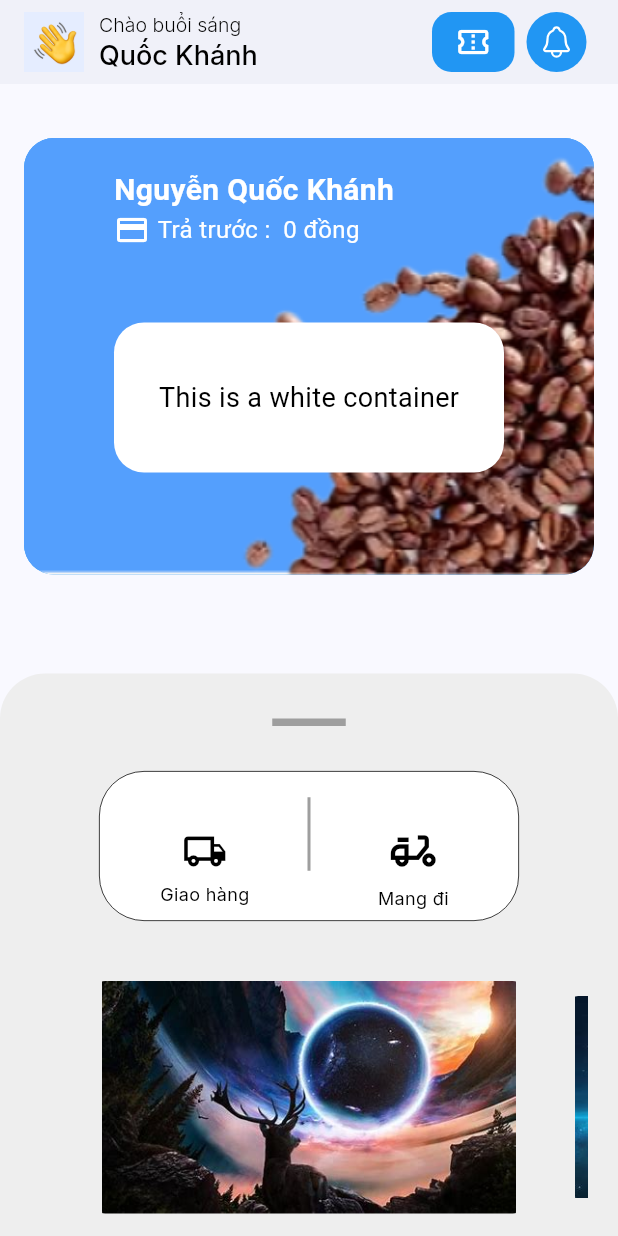
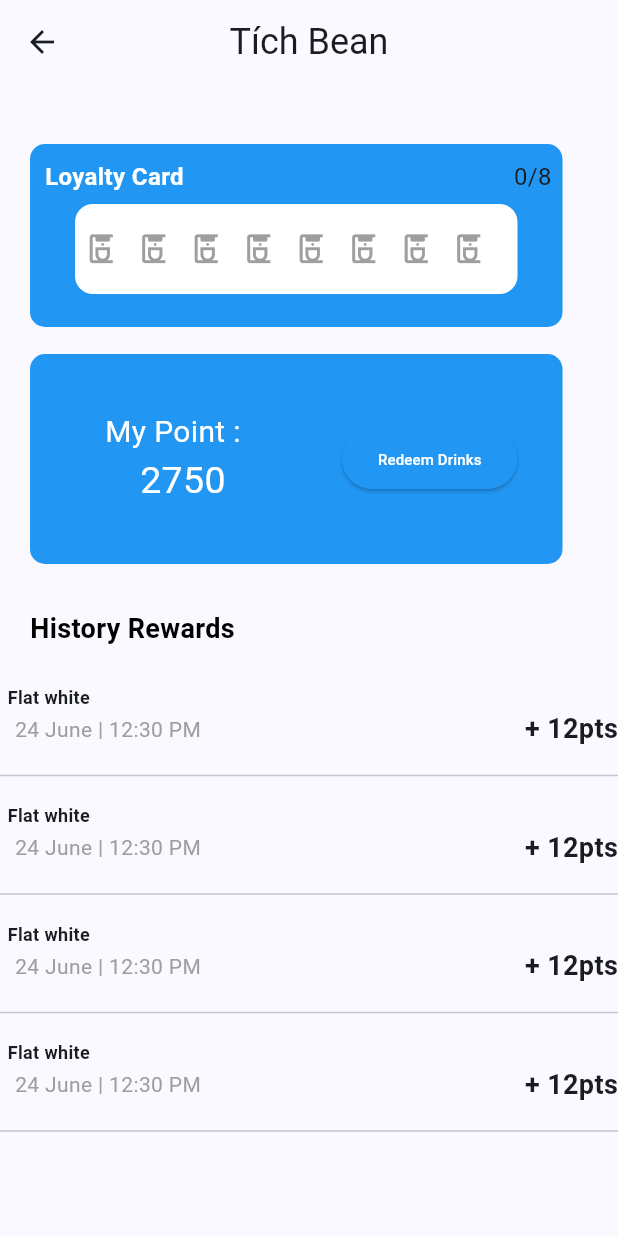
Before and after one commit to RESO-DEVELOPMENT/Deer-Coffee-Mobile, a Flutter app: the screen it shows after launch, on a phone screen of 412 x 824 dp. Run offline on Flutter 3.47's test engine with Material 2 defaults, Android fonts, the phone set to English and light mode, and no system bars; drawn by our look-alikes of carousel_slider; our stand-ins replace flutter_slidable, get, google_fonts, ionicons, pinput.

Commit message:
Update1_1

```diff
--- a/lib/main.dart
+++ b/lib/main.dart
@@ -3,6 +3,7 @@ import 'package:deer_coffee/views/home_page.dart';
 import 'package:deer_coffee/views/home_page_order_method.dart';
 import 'package:deer_coffee/views/order_confirmation.dart';
 import 'package:deer_coffee/views/order_determination.dart';
+import 'package:deer_coffee/views/reward_coffee.dart';
 import 'package:flutter/material.dart';
 import 'package:get/get.dart';
 
@@ -47,7 +48,7 @@ class MyApp extends StatelessWidget {
       // initialRoute: RouteHandler.WELCOME,
       // unknownRoute:
       //     GetPage(name: RouteHandler.NOT_FOUND, page: () => NotFoundScreen()),
-      home: OrderMethod(),
+      home: RewardCoffee(),
     );
   }
 }
--- a/lib/views/home_page_order_method.dart
+++ b/lib/views/home_page_order_method.dart
@@ -9,19 +9,22 @@ class OrderMethod extends StatefulWidget {
   @override
   State<OrderMethod> createState() => _OrderMethodState();
 }
+
 final List<String> imageList = [
   'assets/images/1.png',
   'assets/images/2.png',
   'assets/images/3.png',
-      // Thêm các đường dẫn đến hình ảnh của bạn tại đây
+
 ];
+
 class _OrderMethodState extends State<OrderMethod> {
   int _currentIndex = 0;
   @override
   Widget build(BuildContext context) {
     return Scaffold(
+      backgroundColor: Color(0xFFE5EDFF),
       appBar: AppBar(
-        title:  Row(
+        title: Row(
           mainAxisAlignment: MainAxisAlignment.spaceBetween,
           children: [
             Row(
@@ -98,15 +101,15 @@ class _OrderMethodState extends State<OrderMethod> {
         backgroundColor: Colors.transparent,
         elevation: 1,
       ),
-
-      body:  SafeArea(
+      body: SafeArea(
         child: ListView(
           children: [
             SizedBox(
               height: 20,
             ),
             Padding(
-  padding: const EdgeInsets.symmetric(vertical: 16.0, horizontal: 16),
+              padding:
+                  const EdgeInsets.symmetric(vertical: 16.0, horizontal: 16),
               child: Container(
                 decoration: BoxDecoration(
                   image: DecorationImage(
@@ -121,7 +124,9 @@ class _OrderMethodState extends State<OrderMethod> {
                 padding: EdgeInsets.symmetric(horizontal: 60, vertical: 0),
                 child: Column(
                   children: [
-        SizedBox(height: 20,),
+                    SizedBox(
+                      height: 20,
+                    ),
                     Positioned(
                       left: 30,
                       right: 50,
@@ -170,28 +175,33 @@ class _OrderMethodState extends State<OrderMethod> {
                     ),
                     SizedBox(height: 50),
                     Container(
-          decoration: BoxDecoration(
-            color: Colors.white,
-            borderRadius: BorderRadius.circular(20),
+                      width: 600,
+                      child: Card(
+                        margin: const EdgeInsets.all(15),
+                        child: Container(
+                          height: 120,
+                          width: 500, // Chỉnh độ cao của container chứa ảnh
+                          padding: EdgeInsets.all(0), // Loại bỏ padding
+                          child: Column(
+                            mainAxisAlignment: MainAxisAlignment.center,
+                            children: <Widget>[
+                              Image.asset(
+                                'assets/images/scan.png',
+                                width: 200, // Chỉnh chiều rộng của ảnh
+                                height: 60,
                               ),
-          height: 100,
-          width: 300,
-
-          child: Center(
-            child: Text(
-              "This is a white container",
-              style: TextStyle(
-                fontSize: 18,
-                color: Colors.black,
+                              Text(
+                                'D123456789',
+                                style: TextStyle(fontSize: 12),
+                              ),
+                            ],
                           ),
                         ),
                       ),
                     ),
                   ],
                 ),
-
               ),
-
             ),
             // hop trang ben duoi
             SizedBox(
@@ -199,20 +209,18 @@ class _OrderMethodState extends State<OrderMethod> {
             ),
             Container(
               decoration: BoxDecoration(
-                      color: Colors.grey.shade200,
+                color: Colors.white,
                 borderRadius: BorderRadius.only(
                   topLeft: Radius.circular(30.0),
                   topRight: Radius.circular(30.0),
                 ),
               ),
-
-
               padding: EdgeInsets.only(bottom: 120),
               child: Column(
                 mainAxisAlignment: MainAxisAlignment.end,
                 children: [
                   Padding(
-                                    padding: const EdgeInsets.only(bottom: 30,top : 30),
+                    padding: const EdgeInsets.only(bottom: 30, top: 30),
                     child: Transform.rotate(
                       angle: 0 * (3.14159265359 / 180),
                       child: Container(
@@ -330,9 +338,9 @@ class _OrderMethodState extends State<OrderMethod> {
                     child: CarouselSlider(
                       options: CarouselOptions(
                         scrollPhysics: const BouncingScrollPhysics(),
-                            height: 155.0, // Điều chỉnh chiều cao của slider
+                        height: 155.0,
                         aspectRatio: 9,
-                            autoPlay: true, // Tự động chuyển đổi ảnh
+                        autoPlay: true,
                         enlargeCenterPage: true,
                         onPageChanged: (index, reason) {
                           setState(() {
@@ -350,7 +358,6 @@ class _OrderMethodState extends State<OrderMethod> {
                                 borderRadius: BorderRadius.circular(8.0),
                                 image: DecorationImage(
                                   image: AssetImage(image),
-
                                 ),
                               ),
                             );
@@ -448,7 +455,7 @@ class _OrderMethodState extends State<OrderMethod> {
                             ),
                           ),
                         ),
-                            SizedBox(width: 8.0), // Khoảng cách giữa nút 1 và 2
+                        SizedBox(width: 8.0),
                         Container(
                           decoration: BoxDecoration(
                             borderRadius: BorderRadius.circular(30.0),
@@ -514,103 +521,94 @@ class _OrderMethodState extends State<OrderMethod> {
                             ),
                           ),
                         ),
-                            // Thêm các phần tử khác ở đây
                       ],
                     ),
                   ),
                   SizedBox(
                     height: 32,
                   ),
-                   GridView.builder(
-  gridDelegate: SliverGridDelegateWithFixedCrossAxisCount(
-    crossAxisCount: 2,
-    crossAxisSpacing: 16.0,
-    mainAxisSpacing: 46.0, // Reduce the vertical spacing
-  ),
-  itemCount: 6,
-  shrinkWrap: true,
-  physics: NeverScrollableScrollPhysics(),
-  itemBuilder: (BuildContext context, int index) {
-    List<String> bottomTexts = [
-      'Text 1',
-      'Text 2',
-      'Text 3',
-      'Text 4',
-      'Text 5',
-      'Text 6'
-    ];
-    List<String> dateTexts = [
-      '01/08',
-      '01/08',
-      '01/08',
-      '01/08',
-      '01/08',
-      '01/08'
-    ];
-
-   return Stack(
+                  SingleChildScrollView(
+                    scrollDirection: Axis.horizontal,
+                    child: Column(
                       children: [
-    Positioned.fill(
+                        for (int i = 0; i < 4; i++)
+                          Row(
+                            children: [
+                              for (int j = 0; j < 2; j++)
+                                Column(
+                                  children: [
+                                    Container(
+                                      margin: EdgeInsets.all(
+                                          10), // Add margin for spacing
                                       child: Card(
-        shape: RoundedRectangleBorder(
-          borderRadius: BorderRadius.circular(8.0),
-        ),
-        color: Colors.grey,
-        clipBehavior: Clip.none,
-        child: Container(),
+                                        child: Container(
+                                          width:
+                                              150, // Adjust the width as needed
+                                          height:
+                                              150, // Adjust the height as needed
+                                          // Add other card content here
                                         ),
                                       ),
-    Positioned(
-      bottom: -20,
-      left: 0,
-      child: Column(
-        crossAxisAlignment: CrossAxisAlignment.start,
-        children: [
-          Text(
-            bottomTexts[index].toUpperCase(),
+                                    ),
+                                    RichText(
+                                      text: TextSpan(
+                                        style:
+                                            DefaultTextStyle.of(context).style,
+                                        children: <TextSpan>[
+                                          TextSpan(
+                                            text: "HÔNG CẦN ĐI XA\n",
                                             style: TextStyle(
-              fontSize: 19,
-              fontWeight: FontWeight.bold,
+                                              fontSize: 12,
+                                              color: Colors.black,
+                                              decoration: TextDecoration
+                                                  .none, // Remove underline
                                             ),
                                           ),
-          SizedBox(height: 8),
+                                          TextSpan(
+                                            text: "CHILL NGAY TẠI NHÀ",
+                                            style: TextStyle(
+                                              fontSize: 12,
+                                              color: Colors.black,
+                                              decoration: TextDecoration
+                                                  .none, // Remove underline
+                                            ),
+                                          ),
+                                        ],
+                                      ),
+                                    ),
+                                    SizedBox(
+                                      height: 10,
+                                    ),
                                     Row(
+                                      mainAxisAlignment: MainAxisAlignment
+                                          .start, // Align the children to the right
                                       children: [
-              Icon(
-                Icons.calendar_month_outlined,
-                color: Colors.black,
-                size: 16,
-              ),
-              SizedBox(width: 4),
+                                        Icon(Icons
+                                            .calendar_today),
+                                        // Your date text
+                                        SizedBox(width: 5),
                                         Text(
-                dateTexts[index],
-                style: TextStyle(
-                  fontSize: 16,
-                  fontWeight: FontWeight.normal,
-                ),
+                                            "01/08"), // Add spacing between the text and icon
+                                      ],
+                                    )
+                                  ],
                                 ),
                             ],
                           ),
                       ],
                     ),
-    ),
-  ],
-);
-
-  },
-),
+                  )
                 ],
               ),
             ),
           ],
         ),
+
       ),
 
+    );
 
-      );
   }
-
-
 
   void _changeItem(int value) {
     print(value);
--- a/lib/views/order.dart
+++ b/lib/views/order.dart
@@ -13,12 +13,12 @@ class _OrderScreenState extends State<OrderScreen> {
     return Scaffold(
       body: Container(
         child: Align(
-          alignment: Alignment.center, // Căn giữa theo chiều ngang
+          alignment: Alignment.center,
           child: Column(
             mainAxisAlignment: MainAxisAlignment.start,
             children: [
               Container(
-                // Điều chỉnh khoảng cách giữa hình ảnh và văn bản
+
                 child: Image.asset('assets/images/1.png.png'),
                 margin: const EdgeInsets.only(top: 80),
               ),
--- a/lib/views/order_confirmation.dart
+++ b/lib/views/order_confirmation.dart
@@ -80,7 +80,7 @@ class _BottomSheetContentState extends State<BottomSheetContent> {
             SizedBox(height: 20),
             Container(
                width: 350,
-              padding: EdgeInsets.all(8), // Tùy chỉnh lề cho hộp trắng
+              padding: EdgeInsets.all(8),
               decoration: BoxDecoration(
                 borderRadius: BorderRadius.circular(13),
                 color: Colors.white,
--- a/lib/views/order_determination.dart
+++ b/lib/views/order_determination.dart
@@ -42,7 +42,7 @@ class _OptionState extends State<Option> {
                                 style: TextStyle(
                                   fontWeight: FontWeight.bold,
                                   fontSize:
-                                      16, // Điều chỉnh kích thước phông chữ nếu cần
+                                      16,
                                 ),
                               ),
                             ],
@@ -50,7 +50,7 @@ class _OptionState extends State<Option> {
                           IconButton(
                             icon: Icon(
                               Icons.shopping_cart_outlined,
-                              color: Colors.black, // Màu của nút back
+                              color: Colors.black,
                             ),
                             onPressed: () {
                               // Xử lý khi nhấn nút back ở đây
@@ -65,7 +65,7 @@ class _OptionState extends State<Option> {
                       Container(
                         decoration: BoxDecoration(
                           borderRadius: BorderRadius.circular(
-                              15), // Đặt giá trị BorderRadius là 15
+                              15),
                         ),
                         child: ClipRRect(
                           borderRadius: BorderRadius.circular(15),
--- a/lib/views/other_page.dart
+++ b/lib/views/other_page.dart
@@ -10,7 +10,7 @@ class OtherPage extends StatefulWidget {
 }
 
 class _OtherPageState extends State<OtherPage> {
-   int _currentIndex = 0;
+   int _currentIndex = 5;
   @override
   Widget build(BuildContext context) {
     return Scaffold(
@@ -39,7 +39,7 @@ class _OtherPageState extends State<OtherPage> {
               ),
             ),
             SizedBox(
-              width: 185,
+              width: 130,
             ),
             Row(
               children: [
--- /dev/null
+++ b/lib/views/reward_coffee.dart
@@ -0,0 +1,284 @@
+import 'package:flutter/material.dart';
+
+class RewardCoffee extends StatefulWidget {
+  const RewardCoffee({Key? key});
+
+  @override
+  State<RewardCoffee> createState() => _RewardCoffeeState();
+}
+
+class _RewardCoffeeState extends State<RewardCoffee> {
+  List<bool> coffeeStamps = List.generate(8, (index) => false);
+  int tappedCount = 0;
+
+
+  @override
+  Widget build(BuildContext context) {
+    return Scaffold(
+      appBar: AppBar(
+        centerTitle: true,
+        title: Text(
+          'Tích Bean',
+          style: TextStyle(fontSize: 24),
+        ),
+        leading: IconButton(
+          icon: Icon(Icons.arrow_back),
+          onPressed: () {
+            Navigator.of(context).pop();
+          },
+        ),
+      ),
+      body: SafeArea(
+        child: Stack(
+          children: [
+            Positioned(
+              top: 40,
+              left: 20,
+              child: Container(
+                width: 355,
+                height: 122,
+                decoration: BoxDecoration(
+                  color: Colors.blue,
+                  borderRadius: BorderRadius.circular(10.0),
+                ),
+              ),
+            ),
+            Positioned(
+              top: 50,
+              left: 30,
+              child: Row(
+                children: [
+                  Text(
+                    'Loyalty Card',
+                    style: TextStyle(
+                      fontSize: 16,
+                      color: Colors.white,
+                      fontWeight: FontWeight.bold,
+                    ),
+                  ),
+                  SizedBox(width: 220),
+                  Text(
+                    '$tappedCount/8',
+                    style: TextStyle(
+                      fontSize: 16,
+                    ),
+                  ),
+                ],
+              ),
+            ),
+            Positioned(
+              top: 80,
+              left: 50,
+              child: Container(
+                height: 60,
+                width: 295,
+                decoration: BoxDecoration(
+                  color: Colors.white,
+                  borderRadius: BorderRadius.circular(12.0),
+                ),
+                child: ListView.builder(
+                  scrollDirection: Axis.horizontal,
+                  itemCount: coffeeStamps.length,
+                  itemBuilder: (context, index) {
+                    return GestureDetector(
+                      onTap: () {
+                        setState(() {
+                          coffeeStamps[index] = !coffeeStamps[index];
+                          tappedCount =
+                              coffeeStamps.where((item) => item).length;
+                        });
+                      },
+                      child: Padding(
+                        padding: const EdgeInsets.all(6.0),
+                        child: Icon(
+                          Icons.coffee_maker_outlined,
+                          color:
+                              coffeeStamps[index] ? Colors.black : Colors.grey,
+                          size: 23,
+                        ),
+                      ),
+                    );
+                  },
+                ),
+              ),
+            ),
+            Positioned(
+              top: 180,
+              left: 20,
+              child: Container(
+                width: 355,
+                height: 140,
+                decoration: BoxDecoration(
+                  color: Colors.blue,
+                  borderRadius: BorderRadius.circular(10.0),
+                ),
+                child: Row(
+                  mainAxisAlignment: MainAxisAlignment.start,
+                  children: [
+                    Align(
+                      alignment: Alignment.centerRight,
+                      child: Column(
+                        crossAxisAlignment: CrossAxisAlignment.end,
+                        mainAxisAlignment: MainAxisAlignment.center,
+                        children: [
+                          Padding(
+                            padding: const EdgeInsets.only(left: 50),
+                            child: Text(
+                              'My Point :',
+                              style: TextStyle(
+                                color: Colors.white,
+                                fontSize: 20,
+                              ),
+                            ),
+                          ),
+                          Padding(
+                            padding: const EdgeInsets.only(right: 10),
+                            child: Text(
+                              '2750',
+                              style: TextStyle(
+                                color: Colors.white,
+                                fontSize: 25,
+                              ),
+                            ),
+                          ),
+                        ],
+                      ),
+                    ),
+                    Spacer(),
+                    Align(
+                      alignment: Alignment.centerRight,
+                      child: Padding(
+                        padding: const EdgeInsets.only(right: 30),
+                        child: ElevatedButton(
+                          onPressed: () {},
+                          style: ElevatedButton.styleFrom(
+                            primary: Colors.blue,
+                          ),
+                          child: Text(
+                            'Redeem Drinks',
+                            style: TextStyle(color: Colors.white, fontSize: 10),
+                          ),
+                        ),
+                      ),
+                    ),
+                  ],
+                ),
+              ),
+            ),
+            Positioned(
+              top: 330,
+              left: 20,
+              child: Column(
+                crossAxisAlignment: CrossAxisAlignment.center,
+                children: [
+                  Padding(
+                    padding: const EdgeInsets.only(right: 28, top: 20),
+                    child: Text(
+                      'History Rewards',
+                      style: TextStyle(
+                          color: Colors.black,
+                          fontSize: 18,
+                          fontWeight: FontWeight.w600),
+                    ),
+                  ),
+                ],
+              ),
+            ),
+SingleChildScrollView(
+  child: Column(
+    crossAxisAlignment: CrossAxisAlignment.start,
+    children: [
+      Padding(
+        padding: const EdgeInsets.only(top: 400),
+        child: Row(
+          children: [
+            SizedBox(width: 5),
+            Text('Flat white', style: TextStyle(fontSize: 12, fontWeight: FontWeight.bold),
+            ),
+          ],
+        ),
+      ),
+      Padding(
+        padding: const EdgeInsets.only(bottom: 10, left: 10),
+        child: Row(
+          mainAxisAlignment: MainAxisAlignment.spaceBetween,
+          children: [
+            Text('24 June | 12:30 PM', style: TextStyle(color: Colors.grey)),
+            Text('+ 12pts', style: TextStyle(fontSize: 18, fontWeight: FontWeight.bold)),
+          ],
+        ),
+      ),
+      Divider(),
+      Padding(
+        padding: const EdgeInsets.only(top: 10),
+        child: Row(
+          children: [
+            SizedBox(width: 5),
+            Text('Flat white', style: TextStyle(fontSize: 12, fontWeight: FontWeight.bold)),
+          ],
+        ),
+      ),
+      Padding(
+        padding: const EdgeInsets.only(bottom: 10, left: 10),
+        child: Row(
+          mainAxisAlignment: MainAxisAlignment.spaceBetween,
+          children: [
+            Text('24 June | 12:30 PM', style: TextStyle(color: Colors.grey)),
+            Text('+ 12pts', style: TextStyle(fontSize: 18, fontWeight: FontWeight.bold)),
+          ],
+        ),
+      ),
+      Divider(),
+      Padding(
+        padding: const EdgeInsets.only(top: 10),
+        child: Row(
+          children: [
+            SizedBox(width: 5),
+            Text('Flat white', style: TextStyle(fontSize: 12, fontWeight: FontWeight.bold)),
+          ],
+        ),
+      ),
+      Padding(
+        padding: const EdgeInsets.only(bottom: 10, left: 10),
+        child: Row(
+          mainAxisAlignment: MainAxisAlignment.spaceBetween,
+          children: [
+            Text('24 June | 12:30 PM', style: TextStyle(color: Colors.grey)),
+            Text('+ 12pts', style: TextStyle(fontSize: 18, fontWeight: FontWeight.bold)),
+          ],
+        ),
+      ),
+      Divider(),
+      Padding(
+        padding: const EdgeInsets.only(top: 10),
+        child: Row(
+          children: [
+            SizedBox(width: 5),
+            Text('Flat white', style: TextStyle(fontSize: 12, fontWeight: FontWeight.bold)),
+          ],
+        ),
+      ),
+      Padding(
+        padding: const EdgeInsets.only(bottom: 10, left: 10),
+        child: Row(
+          mainAxisAlignment: MainAxisAlignment.spaceBetween,
+          children: [
+            Text('24 June | 12:30 PM', style: TextStyle(color: Colors.grey)),
+            Text('+ 12pts', style: TextStyle(fontSize: 18, fontWeight: FontWeight.bold)),
+          ],
+        ),
+      ),
+      Divider(),
+    ],
+  ),
+)
+
+
+
+
+          ],
+        ),
+      ),
+    );
+  }
+}
```
Also changed, not shown: lib/views/bottom_sheet_util.dart (added, +103 -0 lines), lib/views/home_page.dart (+4 -4 lines), lib/views/root_screen.dart (+65 -5 lines), assets/images/shipper.png (added), lib/views/snackbar.dart (deleted). Lines whose indentation alone changed are shown as unchanged.
